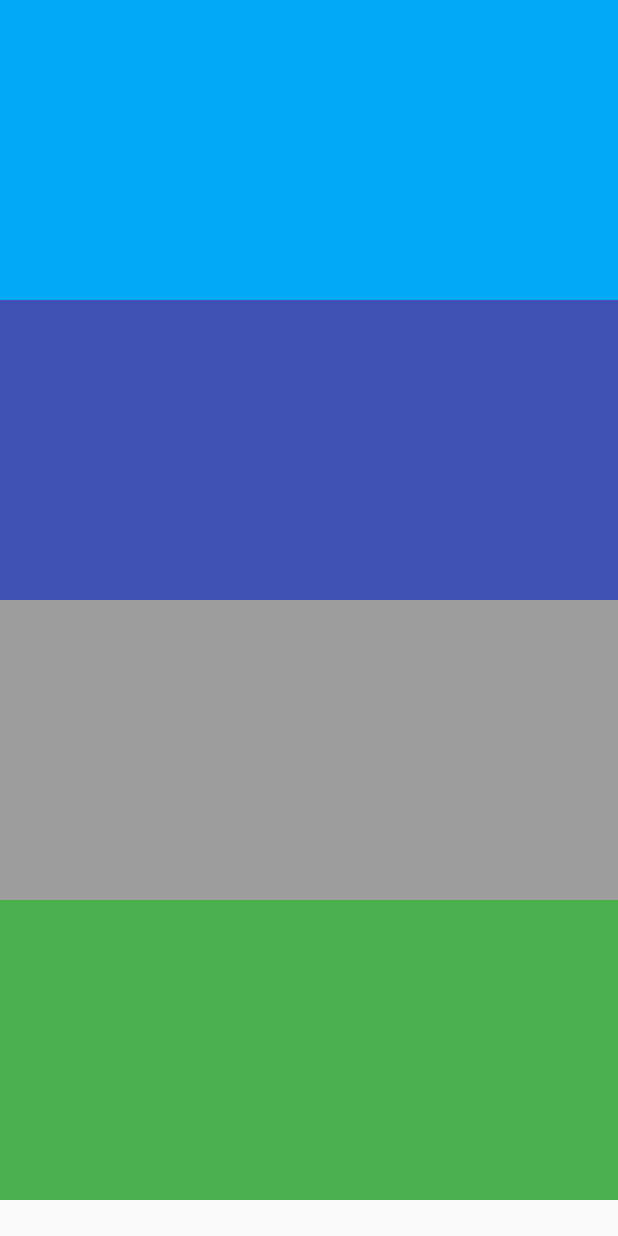
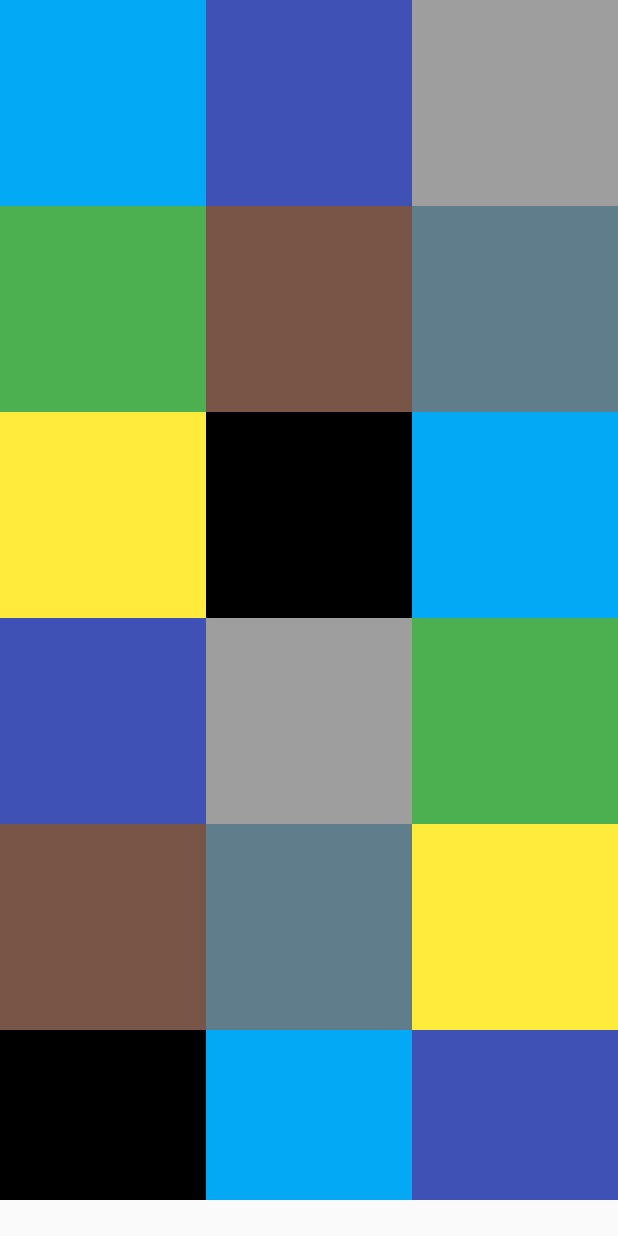
Before and after one commit to sanayut12345/cpe5today_2mobile, a Flutter app: the screen it shows after launch, on a phone screen of 412 x 824 dp. Run offline on Flutter 3.47's test engine with Material 2 defaults, Android fonts, the phone set to English and light mode, and no system bars.

```diff
--- a/lib/main.dart
+++ b/lib/main.dart
@@ -23,8 +23,105 @@ class MyApp extends StatelessWidget {
 class TestWidget extends StatelessWidget {
   @override
   Widget build(BuildContext context) {
-    return ListView(
+    return GridView.count(
+      crossAxisCount: 3,
       children: [
+        Container(
+          height: 200.0,
+          color: Colors.lightBlue,
+        ),
+        Container(
+          height: 200.0,
+          color: Colors.indigo,
+        ),
+        Container(
+          height: 200.0,
+          color: Colors.grey,
+        ),
+        Container(
+          height: 200.0,
+          color: Colors.green,
+        ),
+        Container(
+          height: 200.0,
+          color: Colors.brown,
+        ),
+        Container(
+          height: 200.0,
+          color: Colors.blueGrey,
+        ),
+        Container(
+          height: 200.0,
+          color: Colors.yellow,
+        ),
+        Container(
+          height: 200.0,
+          color: Colors.black,
+        ),
+        Container(
+          height: 200.0,
+          color: Colors.lightBlue,
+        ),
+        Container(
+          height: 200.0,
+          color: Colors.indigo,
+        ),
+        Container(
+          height: 200.0,
+          color: Colors.grey,
+        ),
+        Container(
+          height: 200.0,
+          color: Colors.green,
+        ),
+        Container(
+          height: 200.0,
+          color: Colors.brown,
+        ),
+        Container(
+          height: 200.0,
+          color: Colors.blueGrey,
+        ),
+        Container(
+          height: 200.0,
+          color: Colors.yellow,
+        ),
+        Container(
+          height: 200.0,
+          color: Colors.black,
+        ),
+        Container(
+          height: 200.0,
+          color: Colors.lightBlue,
+        ),
+        Container(
+          height: 200.0,
+          color: Colors.indigo,
+        ),
+        Container(
+          height: 200.0,
+          color: Colors.grey,
+        ),
+        Container(
+          height: 200.0,
+          color: Colors.green,
+        ),
+        Container(
+          height: 200.0,
+          color: Colors.brown,
+        ),
+        Container(
+          height: 200.0,
+          color: Colors.blueGrey,
+        ),
+        Container(
+          height: 200.0,
+          color: Colors.yellow,
+        ),
+        Container(
+          height: 200.0,
+          color: Colors.black,
+        ),
         Container(
           height: 200.0,
           color: Colors.lightBlue,
```
